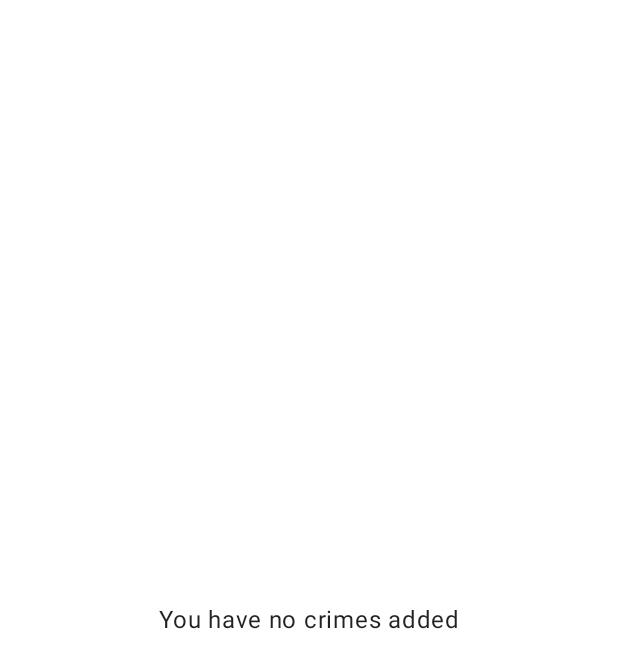
After one commit to HadySalhab/CriminialIntent-MVVM, an Android app: the fragment ListCrimesFragment shown on its own in the app's theme, on a phone screen of 412 x 824 dp. The commit adds this screen. Shown: the top 668 px of the screen. Run offline under Robolectric (Android 15) with nearby library versions, the phone set to English and light mode, and no system bars; our stand-ins replace data binding.

Commit message:
Adding List Crimes Fragment

```diff
--- a/app/build.gradle
+++ b/app/build.gradle
@@ -23,6 +23,9 @@ android {
             proguardFiles getDefaultProguardFile('proguard-android-optimize.txt'), 'proguard-rules.pro'
         }
     }
+    dataBinding {
+        enabled = true
+    }
 }
 
 dependencies {
@@ -31,7 +34,8 @@ dependencies {
     implementation 'androidx.appcompat:appcompat:1.1.0'
     implementation 'androidx.core:core-ktx:1.1.0'
 
-    annotationProcessor  "android.arch.persistence.room:compiler:1.1.1"
+    implementation 'androidx.legacy:legacy-support-v4:1.0.0'
+    annotationProcessor "android.arch.persistence.room:compiler:1.1.1"
     testImplementation 'junit:junit:4.12'
     testImplementation 'org.jetbrains.kotlinx:kotlinx-coroutines-test:1.3.2'
     testImplementation "androidx.arch.core:core-testing:2.1.0"
@@ -42,7 +46,6 @@ dependencies {
     androidTestImplementation 'androidx.test.ext:junit:1.1.1'
     androidTestImplementation 'androidx.test.espresso:espresso-core:3.2.0'
     androidTestImplementation 'android.arch.core:core-testing:1.1.1'
-
 
 
     //ConstraintLayout
--- /dev/null
+++ b/app/src/main/java/com/android/myapplication/criminialintent_refactored/ListCrimesFragment.kt
@@ -0,0 +1,27 @@
+package com.android.myapplication.criminialintent_refactored
+
+
+import android.os.Bundle
+import androidx.fragment.app.Fragment
+import android.view.LayoutInflater
+import android.view.View
+import android.view.ViewGroup
+import android.widget.TextView
+import com.android.myapplication.criminialintent_refactored.databinding.FragmentCrimesListBinding
+
+/**
+ * A simple [Fragment] subclass.
+ */
+class ListCrimesFragment : Fragment() {
+    private lateinit var binding:FragmentCrimesListBinding
+
+    override fun onCreateView(
+        inflater: LayoutInflater, container: ViewGroup?,
+        savedInstanceState: Bundle?
+    ): View? {
+        binding = FragmentCrimesListBinding.inflate(layoutInflater,container,false)
+        return binding.root
+    }
+
+
+}
--- a/app/src/main/res/layout/fragment_crimes_list.xml
+++ b/app/src/main/res/layout/fragment_crimes_list.xml
@@ -1,6 +1,12 @@
 <?xml version="1.0" encoding="utf-8"?>
-<androidx.constraintlayout.widget.ConstraintLayout xmlns:android="http://schemas.android.com/apk/res/android"
-    xmlns:app="http://schemas.android.com/apk/res-auto"
+<layout xmlns:android="http://schemas.android.com/apk/res/android"
+    xmlns:app="http://schemas.android.com/apk/res-auto">
+
+    <data>
+
+    </data>
+
+    <androidx.constraintlayout.widget.ConstraintLayout
         android:orientation="vertical"
         android:layout_width="match_parent"
         android:layout_height="match_parent">
@@ -27,3 +33,4 @@
             app:layout_constraintTop_toTopOf="parent" />
 
     </androidx.constraintlayout.widget.ConstraintLayout>
+</layout>
```
Lines whose indentation alone changed are shown as unchanged.
